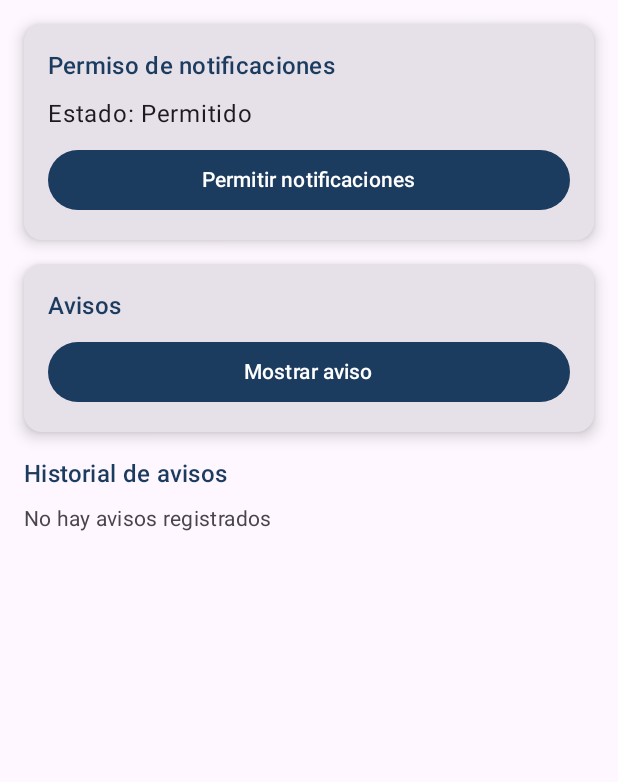
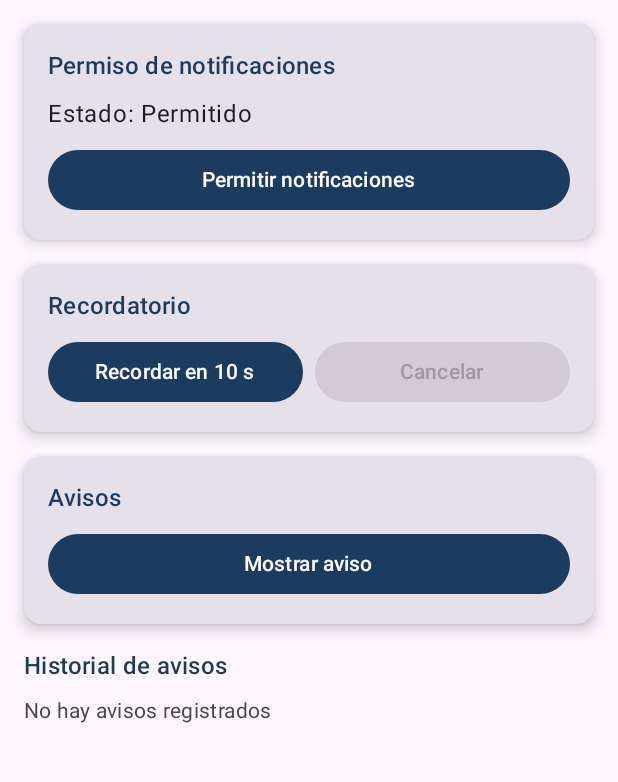
Before and after one commit to Programer-DMeli/AvisosCampus, an Android app built with Jetpack Compose: the screen it shows after launch (MainActivity), on a phone screen of 412 x 824 dp, the part 96-878 px from its top. Run offline under Robolectric (Android 15) with nearby library versions, the phone set to English and light mode, and no system bars.

Commit message:
feat(recordatorio): cuenta regresiva con corrutina y cancelacion

```diff
--- a/app/src/main/java/com/carbajal/avisoscampus/ui/PantallaAvisos.kt
+++ b/app/src/main/java/com/carbajal/avisoscampus/ui/PantallaAvisos.kt
@@ -20,6 +20,7 @@ fun PantallaAvisos(vm: AvisosViewModel) {
     val context = LocalContext.current
     val permiso by vm.permiso.collectAsState()
     val avisos by vm.avisos.collectAsState(initial = emptyList())
+    val faltan by vm.faltan.collectAsState()
 
     val lanzador = rememberLauncherForActivityResult(
         contract = ActivityResultContracts.RequestPermission()
@@ -93,6 +94,54 @@ fun PantallaAvisos(vm: AvisosViewModel) {
                 }
             }
 
+            // Card Recordatorio
+            Card(
+                modifier = Modifier.fillMaxWidth(),
+                elevation = CardDefaults.cardElevation(defaultElevation = 6.dp)
+            ) {
+                Column(
+                    modifier = Modifier
+                        .fillMaxWidth()
+                        .padding(16.dp),
+                    verticalArrangement = Arrangement.spacedBy(8.dp)
+                ) {
+                    Text(
+                        text = "Recordatorio",
+                        style = MaterialTheme.typography.titleMedium,
+                        color = MaterialTheme.colorScheme.primary
+                    )
+
+                    Row(
+                        modifier = Modifier.fillMaxWidth(),
+                        horizontalArrangement = Arrangement.spacedBy(8.dp)
+                    ) {
+                        Button(
+                            onClick = { vm.recordarEn(10) },
+                            enabled = faltan == null,
+                            modifier = Modifier.weight(1f)
+                        ) {
+                            Text("Recordar en 10 s")
+                        }
+
+                        Button(
+                            onClick = { vm.cancelarRecordatorio() },
+                            enabled = faltan != null,
+                            modifier = Modifier.weight(1f)
+                        ) {
+                            Text("Cancelar")
+                        }
+                    }
+
+                    if (faltan != null) {
+                        Text(
+                            text = "Faltan $faltan s",
+                            style = MaterialTheme.typography.bodyLarge,
+                            color = MaterialTheme.colorScheme.secondary
+                        )
+                    }
+                }
+            }
+
             // Card Avisos (Mostrar aviso)
             Card(
                 modifier = Modifier.fillMaxWidth(),
```
Also changed, not shown: app/src/main/java/com/carbajal/avisoscampus/viewmodel/AvisosViewModel.kt (+31 -0 lines).
